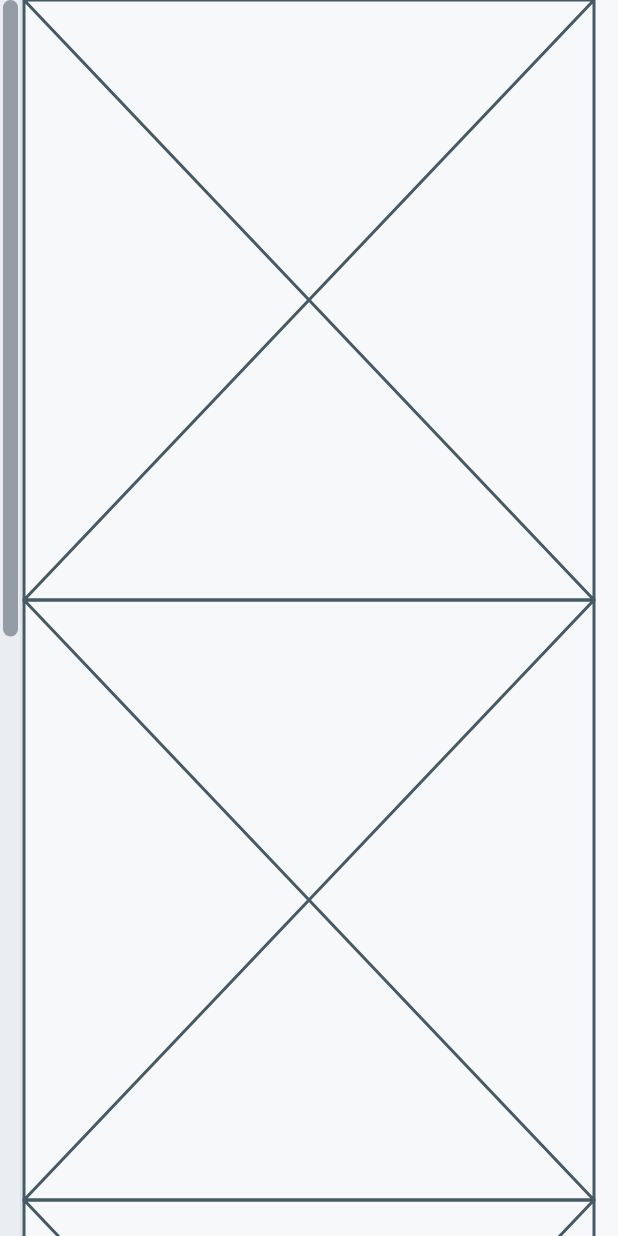
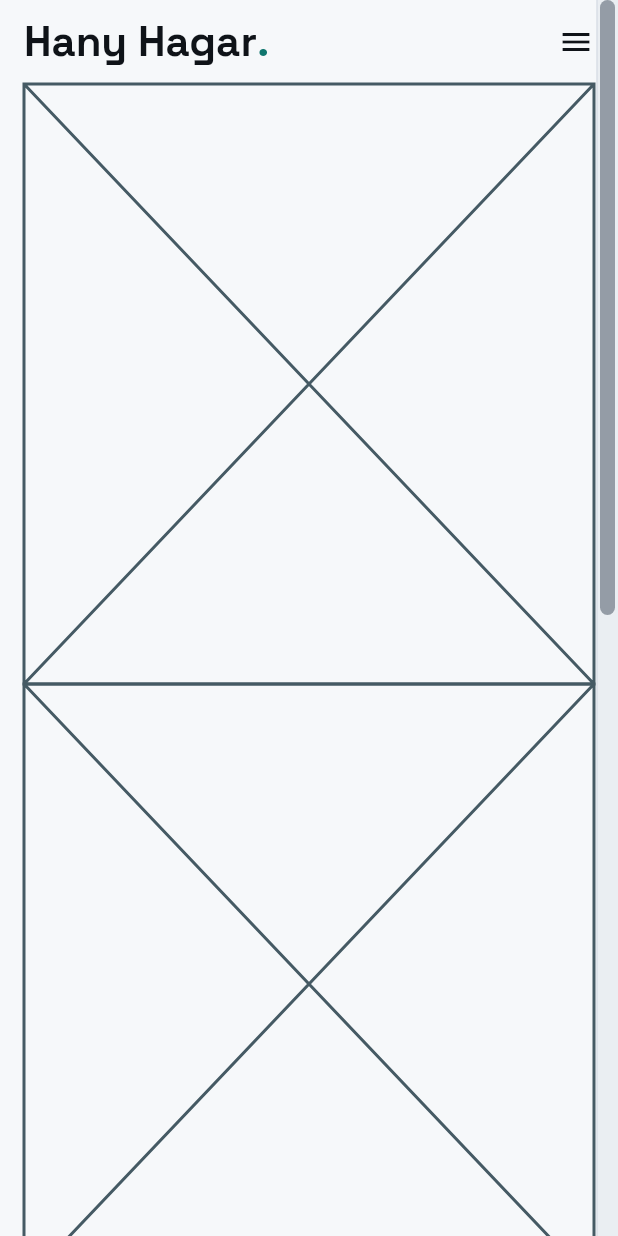
Before and after one commit to Hany-Hagar/new_portfolio, a Flutter app: the screen it shows after launch, on a phone screen of 412 x 824 dp. Run offline on Flutter 3.47's test engine with Material 3 defaults, Android fonts, the phone set to English and light mode, and no system bars; missing offline and left inert: slang; generated files the repository leaves out were written again.

Commit message:
feat(layout): Add custom app bar and layout app bar

```diff
--- /dev/null
+++ b/lib/core/enums/device_type.dart
@@ -0,0 +1,18 @@
+import 'package:flutter/material.dart';
+
+enum DeviceType { mobile, tablet, desktop }
+
+extension DeviceTypeX on BuildContext {
+  // Return device type from context
+  DeviceType get deviceType {
+    final width = MediaQuery.of(this).size.width;
+    if (width < 600) return DeviceType.mobile;
+    if (width < 1024) return DeviceType.tablet;
+    return DeviceType.desktop;
+  }
+
+  // Return device type from context
+  bool get isMobile => deviceType == DeviceType.mobile;
+  bool get isTablet => deviceType == DeviceType.tablet;
+  bool get isDesktop => deviceType == DeviceType.desktop;
+}
--- /dev/null
+++ b/lib/core/models/action_model.dart
@@ -0,0 +1,15 @@
+import 'package:flutter/material.dart';
+
+class ActionModel {
+  final int id;
+  final String name;
+  final IconData? icon;
+  ActionModel({required this.id, required this.name, this.icon});
+}
+
+List<ActionModel> actions = [
+  ActionModel(id: 1, name: "Experience"),
+  ActionModel(id: 2, name: "Projects"),
+  ActionModel(id: 3, name: "Skills"),
+  ActionModel(id: 4, name: "Contact"),
+];
--- /dev/null
+++ b/lib/core/widgets/custom_app_bar.dart
@@ -0,0 +1,121 @@
+import 'custom_text.dart';
+import '../enums/device_type.dart';
+import '../models/action_model.dart';
+import 'package:flutter/material.dart';
+
+class CustomAppBar extends StatelessWidget {
+  final String title;
+  final int currentAction;
+  final Function(int)? actionTap;
+  final List<ActionModel>? actions;
+  const CustomAppBar({
+    super.key,
+    this.actions,
+    this.actionTap,
+    required this.title,
+    this.currentAction = 1,
+  });
+
+  @override
+  Widget build(BuildContext context) {
+    return Padding(
+      padding: const EdgeInsets.symmetric(vertical: 10),
+      child: Row(
+        children: [
+          Expanded(child: _Title(title: title)),
+          if (actions != null)
+            _Actions(
+              onTap: actionTap,
+              actions: actions!,
+              current: currentAction,
+            ),
+        ],
+      ),
+    );
+  }
+}
+
+class _Title extends StatelessWidget {
+  final String title;
+  const _Title({required this.title});
+
+  @override
+  Widget build(BuildContext context) {
+    return CustomText(
+      size: 28,
+      text: title,
+      letterSpacing: 0,
+      type: FontType.overMedium,
+      textSpans: [
+        TextSpan(
+          text: ".",
+          style: TextStyle(
+            height: 1,
+            fontSize: 28,
+            letterSpacing: 0,
+            fontWeight: FontWeight.w800,
+            color: Theme.of(context).colorScheme.primary,
+          ),
+        ),
+      ],
+    );
+  }
+}
+
+class _Actions extends StatelessWidget {
+  final int current;
+  final Function(int)? onTap;
+  final List<ActionModel> actions;
+  const _Actions({
+    required this.actions,
+    required this.current,
+    required this.onTap,
+  });
+
+  @override
+  Widget build(BuildContext context) {
+    if (!context.isDesktop) return Icon(Icons.menu);
+    return Row(
+      spacing: 10,
+      children: actions
+          .map(
+            (e) => _ActionButton(
+              action: e,
+              onTap: onTap,
+              isActive: e.id == current,
+            ),
+          )
+          .toList(),
+    );
+  }
+}
+
+class _ActionButton extends StatelessWidget {
+  final bool isActive;
+  final ActionModel action;
+  final Function(int)? onTap;
+  const _ActionButton({
+    required this.action,
+    required this.isActive,
+    required this.onTap,
+  });
+
+  @override
+  Widget build(BuildContext context) {
+    var theme = Theme.of(context);
+    Color? color = isActive ? theme.colorScheme.primary : null;
+    return MouseRegion(
+      cursor: SystemMouseCursors.click,
+      child: TextButton(
+        onPressed: onTap?.call(action.id),
+        child: CustomText(
+          size: 15,
+          color: color,
+          text: action.name,
+          type: isActive ? FontType.header : FontType.small,
+          opacity: isActive ? FontOpacity.high : FontOpacity.medium,
+        ),
+      ),
+    );
+  }
+}
--- a/lib/core/widgets/custom_layout.dart
+++ b/lib/core/widgets/custom_layout.dart
@@ -3,13 +3,15 @@ import 'package:flutter/material.dart';
 class CustomLayout extends StatelessWidget {
   final Widget body;
   final Color? color;
+  final Widget appBar;
   final ScrollController controller;
 
   const CustomLayout({
     super.key,
     this.color,
+    required this.body,
+    required this.appBar,
     required this.controller,
-    required this.body,
   });
 
   @override
@@ -32,7 +34,10 @@ class CustomLayout extends StatelessWidget {
                     padding: const EdgeInsets.symmetric(horizontal: 16.0),
                     child: ConstrainedBox(
                       constraints: const BoxConstraints(maxWidth: 1200),
-                      child: body,
+                      child: Column(
+                        mainAxisSize: MainAxisSize.min,
+                        children: [appBar, body],
+                      ),
                     ),
                   ),
                 ),
--- /dev/null
+++ b/lib/core/widgets/custom_text.dart
@@ -0,0 +1,75 @@
+import 'package:flutter/material.dart';
+
+class CustomText extends StatelessWidget {
+  final FontType? type;
+  final double? size;
+  final Color? color;
+  final String? text;
+  final double? height;
+  final FontOpacity? opacity;
+  final double? letterSpacing;
+  final List<TextSpan>? textSpans;
+
+  const CustomText({
+    super.key,
+    this.text,
+    this.type,
+    this.size,
+    this.color,
+    this.height,
+    this.opacity,
+    this.textSpans,
+    this.letterSpacing,
+  });
+
+  @override
+  Widget build(BuildContext context) {
+    final baseStyle = _style(context, type ?? FontType.medium).copyWith(
+      fontSize: size,
+      height: height,
+      letterSpacing: letterSpacing,
+      color: (color ?? Theme.of(context).colorScheme.onSurface).withValues(
+        alpha: _alpha(opacity ?? FontOpacity.high),
+      ),
+    );
+
+    return Text.rich(
+      TextSpan(
+        style: baseStyle,
+        children: [
+          if (text != null) TextSpan(text: text),
+          ...?textSpans,
+        ],
+      ),
+    );
+  }
+}
+
+enum FontOpacity { high, medium, overLow, low }
+
+enum FontType { header, overMedium, medium, overSmall, small }
+
+TextStyle _style(BuildContext context, FontType type) => switch (type) {
+  FontType.header => Theme.of(
+    context,
+  ).textTheme.headlineSmall!.copyWith(fontWeight: FontWeight.w800),
+  FontType.overMedium => Theme.of(
+    context,
+  ).textTheme.titleLarge!.copyWith(fontWeight: FontWeight.w700),
+  FontType.medium => Theme.of(
+    context,
+  ).textTheme.bodyLarge!.copyWith(fontWeight: FontWeight.w600),
+  FontType.overSmall => Theme.of(
+    context,
+  ).textTheme.bodyMedium!.copyWith(fontWeight: FontWeight.w400),
+  FontType.small => Theme.of(
+    context,
+  ).textTheme.bodySmall!.copyWith(fontWeight: FontWeight.w400),
+};
+
+double _alpha(FontOpacity o) => switch (o) {
+  FontOpacity.high => 1,
+  FontOpacity.medium => 0.7,
+  FontOpacity.overLow => 0.4,
+  FontOpacity.low => 0.2,
+};
--- a/lib/features/layout/pages/views/layout_view.dart
+++ b/lib/features/layout/pages/views/layout_view.dart
@@ -1,8 +1,8 @@
 import '../widgets/layout_body.dart';
-
 import 'package:flutter/material.dart';
-
+import '../../../../core/models/action_model.dart';
 import '../../../../core/widgets/custom_layout.dart';
+import '../../../../core/widgets/custom_app_bar.dart';
 
 class LayoutView extends StatelessWidget {
   const LayoutView({super.key});
@@ -11,6 +11,7 @@ class LayoutView extends StatelessWidget {
   Widget build(BuildContext context) {
     return CustomLayout(
       controller: ScrollController(),
+      appBar: CustomAppBar(title: "Hany Hagar", actions: actions),
       body: const LayoutBody(),
     );
   }
--- /dev/null
+++ b/lib/features/layout/pages/widgets/layout_app_bar.dart
@@ -0,0 +1,10 @@
+import 'package:flutter/material.dart';
+
+class LayoutAppBar extends StatelessWidget {
+  const LayoutAppBar({super.key});
+
+  @override
+  Widget build(BuildContext context) {
+    return Row();
+  }
+}
--- a/lib/main.dart
+++ b/lib/main.dart
@@ -1,7 +1,10 @@
 import 'core/utils/theme.dart';
+
 import 'package:flutter/material.dart';
+
 import 'translation/gen/translations.g.dart';
 import 'features/layout/pages/views/layout_view.dart';
+
 import 'package:flutter_localizations/flutter_localizations.dart';
 
 Future<void> main() async {
--- /dev/null
+++ b/lib/translation/en/strings.i18n.json
@@ -0,0 +1,3 @@
+{
+  "hello": "مرحبا"
+}
--- a/slang.yaml
+++ b/slang.yaml
@@ -1,4 +1,4 @@
-base_locale: ar
+base_locale: en
 fallback_strategy: base_locale
 input_directory: lib/translation
 input_file_pattern: .i18n.json
```
Also changed, not shown: lib/translation/gen/translations.g.dart, lib/translation/gen/translations_ar.g.dart, lib/translation/gen/translations_en.g.dart (added).
